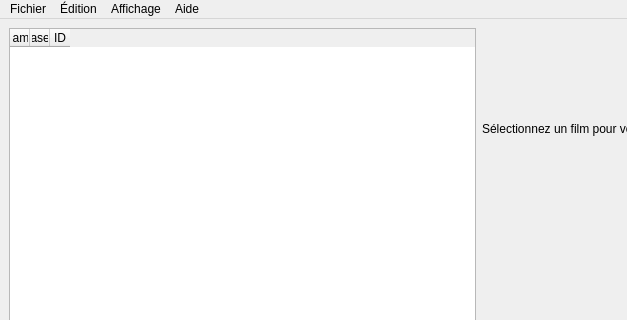
AmbreM71/MovieManager, file MainWindow.ui: the form before one commit; both pictures show x 0 to 627 and y 0 to 320 of the 1280 by 720 pixel window.
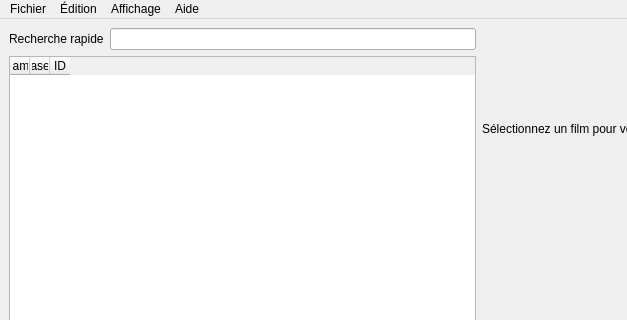
The form after the commit.

Commit message: Implement a searchbar for quick movie search

Diff of the .ui file:
```diff
--- a/MainWindow.ui
+++ b/MainWindow.ui
@@ -123,7 +123,25 @@
      </layout>
     </item>
     <item row="0" column="0">
-     <layout class="QVBoxLayout" name="MoviesLayout" stretch="0,100,0">
+     <layout class="QVBoxLayout" name="MoviesLayout" stretch="0,0,100,0">
+      <item>
+       <layout class="QHBoxLayout" name="QuickSearchLayout">
+        <item>
+         <widget class="QLabel" name="QuickSearchLabel">
+          <property name="text">
+           <string>Recherche rapide</string>
+          </property>
+         </widget>
+        </item>
+        <item>
+         <widget class="QLineEdit" name="QuickSearchLineEdit">
+          <property name="focusPolicy">
+           <enum>Qt::ClickFocus</enum>
+          </property>
+         </widget>
+        </item>
+       </layout>
+      </item>
       <item>
        <layout class="QHBoxLayout" name="SelectedTagsLayout">
         <item>
```
Left out of the diff: 216 changed lines with no effect on the pictures. The commit also changes 2 other files.
